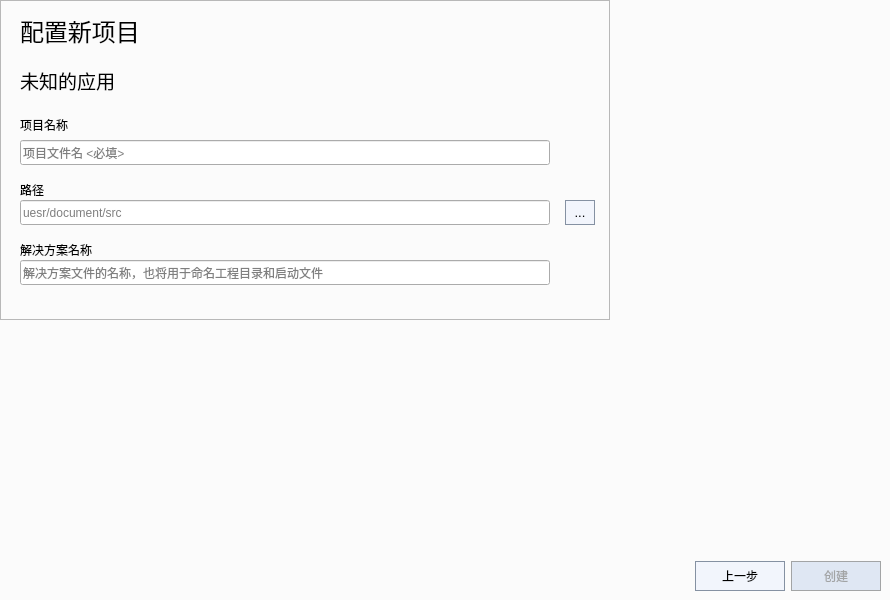
chineselixi/FireMonkeyStudio, file IDE/Window/Form_New.ui: the form before one commit.
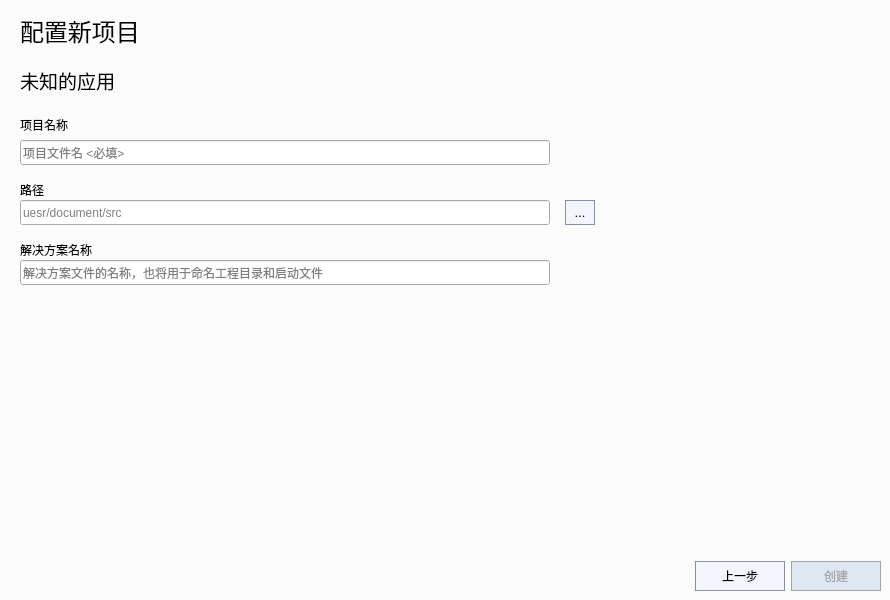
The form after the commit. Icons and pictures are not drawn. Custom widgets are drawn as their Qt base class.

What changed in the file:
```diff
--- a/IDE/Window/Form_New.ui
+++ b/IDE/Window/Form_New.ui
@@ -90,6 +90,12 @@
 #label_createTip{
 	color: rgb(255, 0, 0);
 	margin-right:20px;
+}
+
+
+/*去除Frame边框*/
+.QFrame{
+	border:0px;
 }</string>
   </property>
   <layout class="QGridLayout" name="gridLayout">
```
